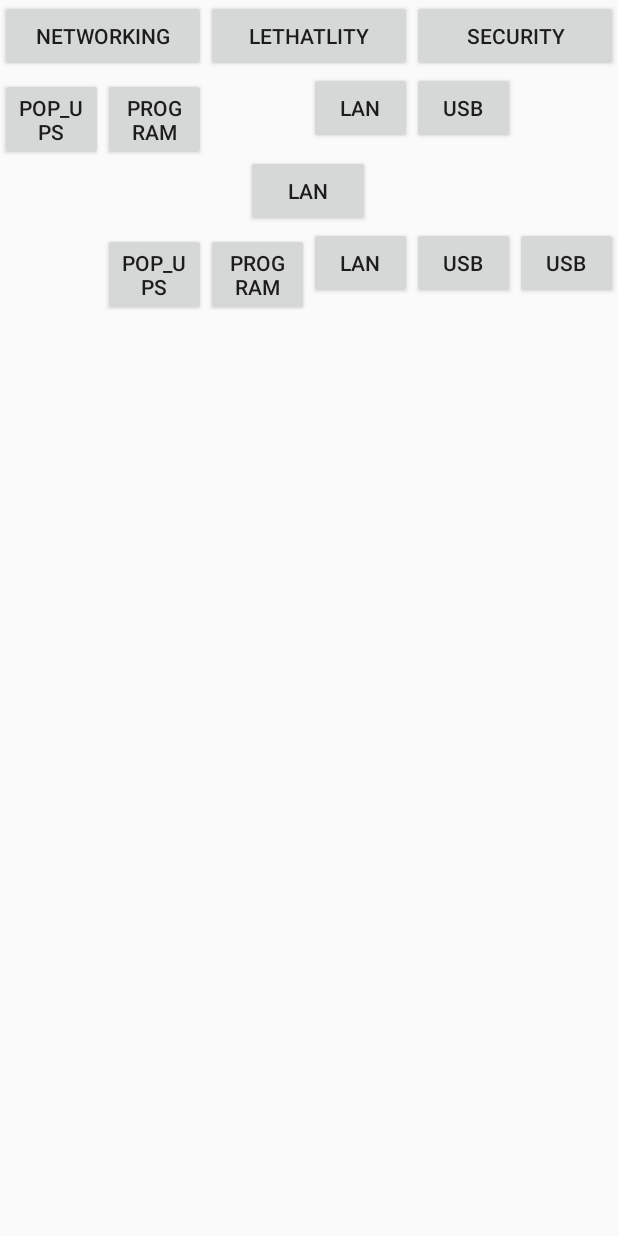
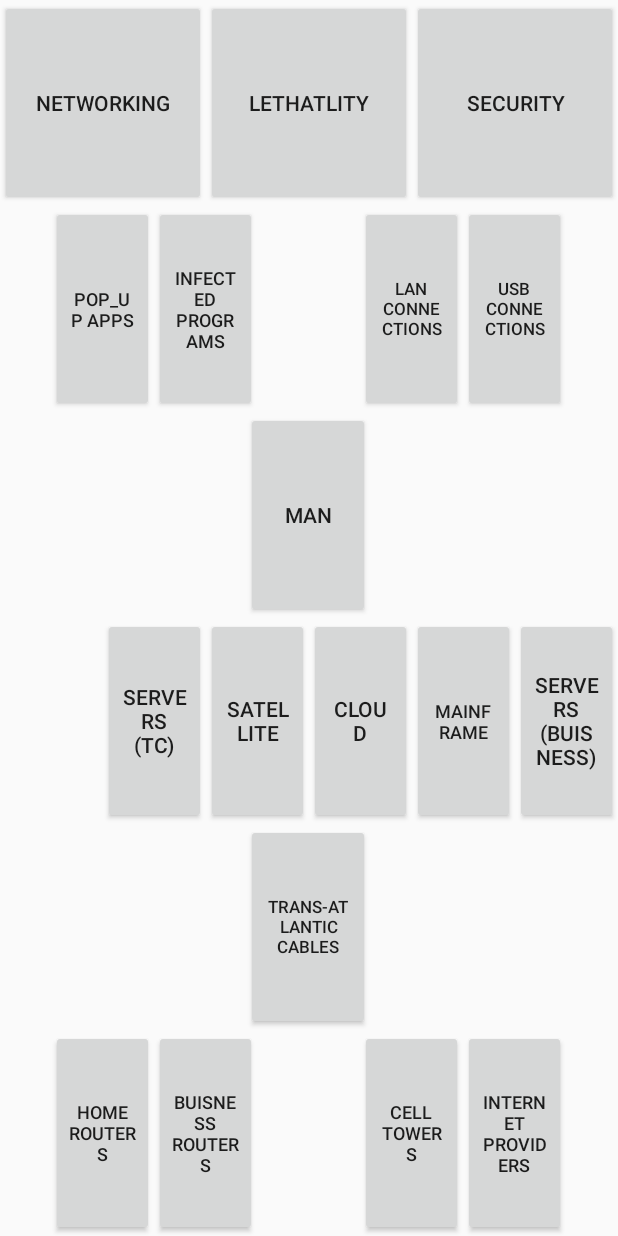
Before and after one commit to SHS-SpecialTopics/hacktheplanet, an Android app: the layout upgrades.xml on its own in the app's theme, with its tools: preview values and no code run, on a phone screen of 412 x 824 dp. Run offline under Robolectric (Android 15) with nearby library versions, the phone set to English and light mode, and no system bars.

Commit message:
Nick 2/25 finish button click events

```diff
--- a/app/src/main/AndroidManifest.xml
+++ b/app/src/main/AndroidManifest.xml
@@ -24,7 +24,8 @@
             android:name="com.google.android.gms.version"
             android:value="@integer/google_play_services_version" />
 
-        <activity android:name=".Upgrades"/>
+        <activity android:name=".Upgrades"
+            android:screenOrientation="landscape"/>
 
         <activity android:name=".myDatabase"/>
 
--- a/app/src/main/res/layout/upgrades.xml
+++ b/app/src/main/res/layout/upgrades.xml
@@ -1,55 +1,62 @@
 <?xml version="1.0" encoding="utf-8"?>
-<RelativeLayout xmlns:android="http://schemas.android.com/apk/res/android"
+<LinearLayout xmlns:android="http://schemas.android.com/apk/res/android"
     android:orientation="vertical" android:layout_width="match_parent"
-    android:layout_height="match_parent"
-    android:id="@+id/RelativeLayout">
+    android:layout_height="fill_parent"
+    android:id="@+id/WholeScreenLinearLayout" android:weightSum="6">
 
     <LinearLayout android:layout_width="fill_parent"
-        android:layout_height="wrap_content"
+        android:layout_height="0dp"
+        android:layout_weight="1"
         android:weightSum="3"
         android:orientation="horizontal"
-        android:id="@+id/linearLayout">
+        android:id="@+id/tabsLinearLayout">
         <Button
             android:layout_width="0dp"
             android:layout_weight="1"
-            android:layout_height="wrap_content"
+            android:layout_height="fill_parent"
             android:text="Networking"
-            android:id="@+id/button1" />
+            android:id="@+id/networkingButton" />
 
         <Button
             android:layout_width="0dp"
             android:layout_weight="1"
-            android:layout_height="wrap_content"
+            android:layout_height="fill_parent"
             android:text="Lethatlity"
-            android:id="@+id/button2" />
+            android:id="@+id/lethalityButton" />
 
         <Button
             android:layout_width="0dp"
             android:layout_weight="1"
-            android:layout_height="wrap_content"
+            android:layout_height="fill_parent"
             android:text="Security"
-            android:id="@+id/button3" />
+            android:id="@+id/securityButton" />
     </LinearLayout>
 
     <LinearLayout android:layout_width="fill_parent"
-        android:layout_height="wrap_content"
-        android:layout_below="@id/linearLayout"
+        android:layout_height="0dp"
+        android:layout_weight="1"
+        android:layout_below="@id/tabsLinearLayout"
         android:weightSum="6"
         android:orientation="horizontal"
-        android:id="@+id/linearLayout2">
-
+        android:id="@+id/firstRowLinearLayout">
+        <TextView
+            android:layout_width="0dp"
+            android:layout_weight=".5"
+            android:layout_height="wrap_content" />
         <Button
             android:layout_width="0dp"
             android:layout_weight="1"
-            android:layout_height="wrap_content"
-            android:text="Pop_Ups"
-            android:id="@+id/button4" />
+            android:layout_height="fill_parent"
+            android:text="Pop_Up Apps"
+            android:textSize="12sp"
+            android:id="@+id/popUpButton" />
         <Button
             android:layout_width="0dp"
             android:layout_weight="1"
-            android:layout_height="wrap_content"
-            android:text="Program"
-            android:id="@+id/button5" />
+            android:layout_height="fill_parent"
+            android:text="Infected Programs"
+            android:textSize="12sp"
+            android:id="@+id/programsButton" />
         <TextView
             android:layout_width="0dp"
             android:layout_weight="1"
@@ -57,27 +64,30 @@
         <Button
             android:layout_width="0dp"
             android:layout_weight="1"
-            android:layout_height="wrap_content"
-            android:text="LAN"
-            android:id="@+id/button6" />
+            android:layout_height="fill_parent"
+            android:text="LAN Connections"
+            android:textSize="11sp"
+            android:id="@+id/lanButton" />
         <Button
             android:layout_width="0dp"
             android:layout_weight="1"
-            android:layout_height="wrap_content"
-            android:text="USB"
-            android:id="@+id/button7" />
+            android:layout_height="fill_parent"
+            android:text="USB Connections"
+            android:textSize="11sp"
+            android:id="@+id/usbButton" />
         <TextView
             android:layout_width="0dp"
-            android:layout_weight="1"
+            android:layout_weight=".5"
             android:layout_height="wrap_content" />
     </LinearLayout>
 
     <LinearLayout android:layout_width="fill_parent"
-        android:layout_height="wrap_content"
-        android:layout_below="@id/linearLayout2"
+        android:layout_height="0dp"
+        android:layout_weight="1"
+        android:layout_below="@id/firstRowLinearLayout"
         android:weightSum="5"
         android:orientation="horizontal"
-        android:id="@+id/linearLayout3">
+        android:id="@+id/secondRowlinearLayout">
 
         <TextView
             android:layout_width="0dp"
@@ -90,9 +100,9 @@
         <Button
             android:layout_width="0dp"
             android:layout_weight="1"
-            android:layout_height="wrap_content"
-            android:text="LAN"
-            android:id="@+id/button8" />
+            android:layout_height="fill_parent"
+            android:text="MAN"
+            android:id="@+id/manButton" />
         <TextView
             android:layout_width="0dp"
             android:layout_weight="1"
@@ -105,11 +115,12 @@
     </LinearLayout>
 
     <LinearLayout android:layout_width="fill_parent"
-        android:layout_height="wrap_content"
-        android:layout_below="@id/linearLayout3"
+        android:layout_height="0dp"
+        android:layout_weight="1"
+        android:layout_below="@id/secondRowlinearLayout"
         android:weightSum="6"
         android:orientation="horizontal"
-        android:id="@+id/linearLayout4">
+        android:id="@+id/thirdRowlinearLayout">
         <TextView
             android:layout_width="0dp"
             android:layout_weight="1"
@@ -117,36 +128,118 @@
         <Button
             android:layout_width="0dp"
             android:layout_weight="1"
-            android:layout_height="wrap_content"
-            android:text="Pop_Ups"
-            android:id="@+id/button9" />
+            android:layout_height="fill_parent"
+            android:text="Servers (TC)"
+            android:id="@+id/serversTCButton" />
         <Button
             android:layout_width="0dp"
             android:layout_weight="1"
-            android:layout_height="wrap_content"
-            android:text="Program"
-            android:id="@+id/button10" />
+            android:layout_height="fill_parent"
+            android:text="Satellite"
+            android:id="@+id/satelliteButton" />
         <Button
             android:layout_width="0dp"
             android:layout_weight="1"
-            android:layout_height="wrap_content"
-            android:text="LAN"
-            android:id="@+id/button11" />
+            android:layout_height="fill_parent"
+            android:text="Cloud"
+            android:id="@+id/cloudButton" />
         <Button
             android:layout_width="0dp"
             android:layout_weight="1"
-            android:layout_height="wrap_content"
-            android:text="USB"
-            android:id="@+id/button12" />
+            android:layout_height="fill_parent"
+            android:text="Mainframe"
+            android:textSize="12sp"
+            android:id="@+id/mainframeButton" />
         <Button
             android:layout_width="0dp"
             android:layout_weight="1"
-            android:layout_height="wrap_content"
-            android:text="USB"
-            android:id="@+id/button13" />
+            android:layout_height="fill_parent"
+            android:text="Servers (Buisness)"
+            android:id="@+id/serversBuisnessButton" />
 
     </LinearLayout>
 
+    <LinearLayout android:layout_width="fill_parent"
+        android:layout_height="0dp"
+        android:layout_weight="1"
+        android:layout_below="@id/thirdRowlinearLayout"
+        android:weightSum="5"
+        android:orientation="horizontal"
+        android:id="@+id/fourthRowLinearLayout">
 
+        <TextView
+            android:layout_width="0dp"
+            android:layout_weight="1"
+            android:layout_height="wrap_content" />
+        <TextView
+            android:layout_width="0dp"
+            android:layout_weight="1"
+            android:layout_height="wrap_content" />
+        <Button
+            android:layout_width="0dp"
+            android:layout_weight="1"
+            android:layout_height="fill_parent"
+            android:text="Trans-Atlantic Cables"
+            android:textSize="11sp"
+            android:id="@+id/atlanticCablesButton" />
+        <TextView
+            android:layout_width="0dp"
+            android:layout_weight="1"
+            android:layout_height="wrap_content" />
+        <TextView
+            android:layout_width="0dp"
+            android:layout_weight="1"
+            android:layout_height="wrap_content" />
 
-</RelativeLayout>
+    </LinearLayout>
+
+    <LinearLayout android:layout_width="fill_parent"
+        android:layout_height="0dp"
+        android:layout_weight="1"
+        android:layout_below="@id/fourthRowLinearLayout"
+        android:weightSum="6"
+        android:orientation="horizontal"
+        android:id="@+id/fifthRowLinearLayout">
+        <TextView
+            android:layout_width="0dp"
+            android:layout_weight=".5"
+            android:layout_height="wrap_content" />
+        <Button
+            android:layout_width="0dp"
+            android:layout_weight="1"
+            android:layout_height="fill_parent"
+            android:text="Home Routers"
+            android:textSize="12sp"
+            android:id="@+id/homeRoutersButton" />
+        <Button
+            android:layout_width="0dp"
+            android:layout_weight="1"
+            android:layout_height="fill_parent"
+            android:text="Buisness Routers"
+            android:textSize="12sp"
+            android:id="@+id/buisnessRoutersButton" />
+        <TextView
+            android:layout_width="0dp"
+            android:layout_weight="1"
+            android:layout_height="wrap_content" />
+        <Button
+            android:layout_width="0dp"
+            android:layout_weight="1"
+            android:layout_height="fill_parent"
+            android:text="Cell Towers"
+            android:textSize="12sp"
+            android:id="@+id/cellTowersButton" />
+        <Button
+            android:layout_width="0dp"
+            android:layout_weight="1"
+            android:layout_height="fill_parent"
+            android:text="Internet Providers"
+            android:textSize="12sp"
+            android:id="@+id/internetProvidersButton" />
+        <TextView
+            android:layout_width="0dp"
+            android:layout_weight=".5"
+            android:layout_height="wrap_content" />
+    </LinearLayout>
+
+</LinearLayout>
```
Also changed, not shown: app/src/main/java/com/example/rayqu/timertest/Upgrades.java (+102 -28 lines).
